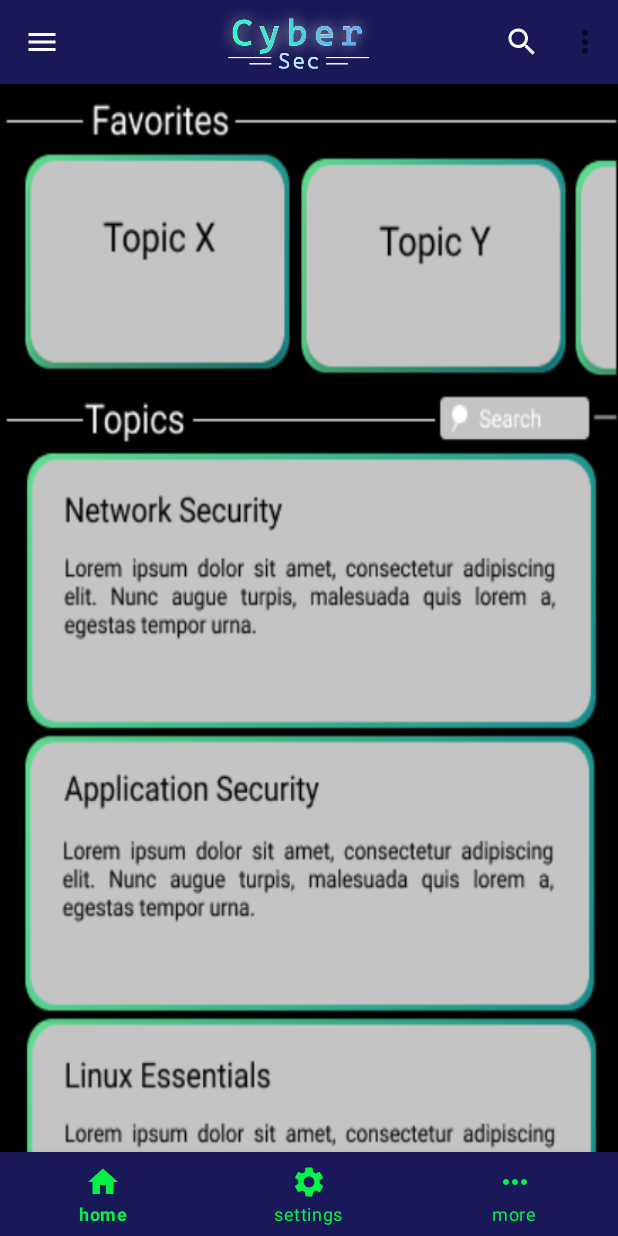
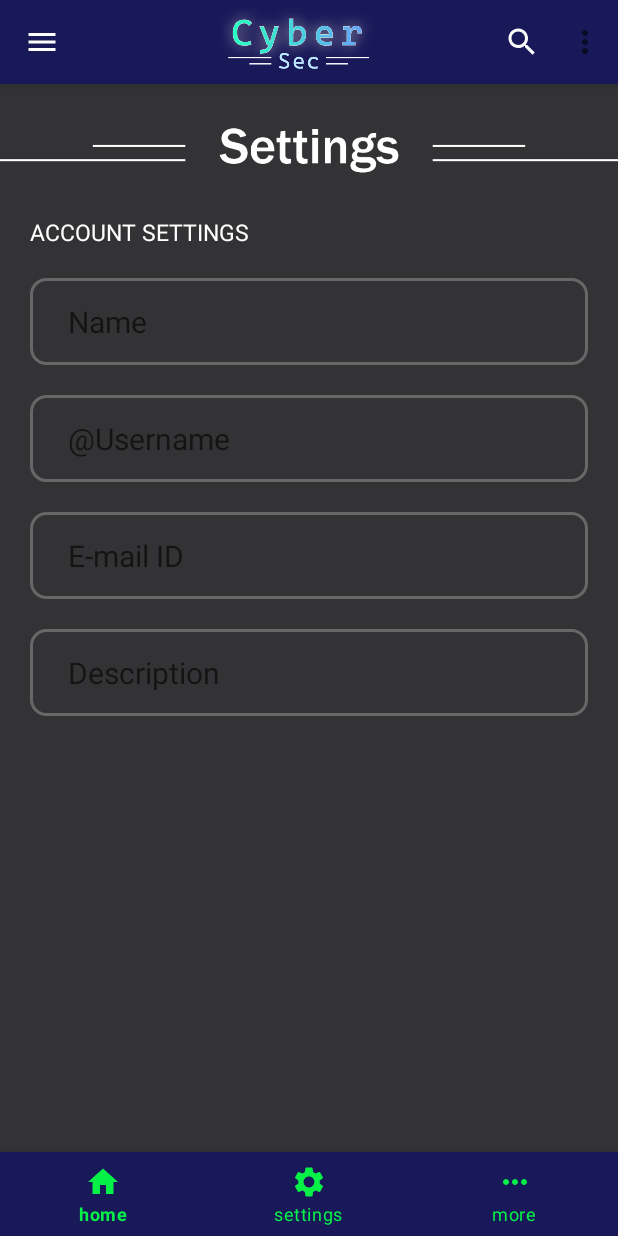
Before and after one commit to Dark-Knight11/CyberSec-App, an Android app: the screen it shows after launch (MainActivity), item 2 of the bottom bar chosen, on a phone screen of 412 x 824 dp. Run offline under Robolectric (Android 15) with nearby library versions, the phone set to English and light mode, and no system bars.

Commit message:
Formatting card view and Creating new Settings view

```diff
--- /dev/null
+++ b/app/src/main/res/drawable/my_border.xml
@@ -0,0 +1,21 @@
+<?xml version="1.0" encoding="utf-8"?>
+<shape xmlns:android="http://schemas.android.com/apk/res/android"
+    android:shape="rectangle" >
+
+    <!-- View background color -->
+    <solid
+        android:color="#00000000">
+    </solid>
+
+    <!-- View border color and width -->
+    <stroke
+        android:width="2dp"
+        android:color="#666868" >
+    </stroke>
+
+    <!-- The radius makes the corners rounded -->
+    <corners
+        android:radius="10dp"   >
+    </corners>
+
+</shape>
--- a/app/src/main/res/layout/fragment_settings.xml
+++ b/app/src/main/res/layout/fragment_settings.xml
@@ -4,19 +4,123 @@
     xmlns:tools="http://schemas.android.com/tools"
     android:layout_width="match_parent"
     android:layout_height="match_parent"
-    android:background="@color/black"
-    tools:context=".fragments.SettingsFragment">
+    android:background="#333335"
+    tools:context=".fragments.SettingsFragment"
+    tools:ignore="ExtraText">
 
     <ImageView
+        android:id="@+id/settingHeader"
+        android:layout_width="wrap_content"
+        android:layout_height="wrap_content"
+        android:src="@drawable/setting_header"
+        tools:layout_editor_absoluteX="0dp"
+        tools:layout_editor_absoluteY="-2dp"
+        app:layout_constraintTop_toTopOf="parent"
+        app:layout_constraintStart_toStartOf="parent"
+
+                />
+
+    <TextView
+        android:id="@+id/accountSettings"
+        android:layout_width="wrap_content"
+        android:layout_height="wrap_content"
+        android:text="ACCOUNT SETTINGS"
+        android:textSize="15sp"
+        android:textColor="#FFFFFF"
+        android:layout_marginStart="20dp"
+        app:layout_constraintTop_toBottomOf="@+id/settingHeader"
+        app:layout_constraintStart_toStartOf="parent"
+        />
+
+<!--    <TextView-->
+<!--        android:id="@+id/logout"-->
+<!--        android:layout_width="wrap_content"-->
+<!--        android:layout_height="50dp"-->
+<!--        android:layout_margin="25dp"-->
+<!--        android:layout_marginStart="92dp"-->
+<!--        android:layout_marginTop="352dp"-->
+<!--        android:background="@drawable/my_border"-->
+<!--        android:clickable="true"-->
+<!--        android:gravity="center_vertical"-->
+<!--        android:hapticFeedbackEnabled="true"-->
+<!--        android:paddingStart="15dp"-->
+<!--        android:paddingEnd="15dp"-->
+<!--        android:text="LOGOUT"-->
+<!--        android:textColor="#FFFFFF"-->
+<!--        android:textSize="25dp"-->
+<!--        app:layout_constraintStart_toStartOf="parent"-->
+<!--        app:layout_constraintTop_toBottomOf="@+id/accountSettings" />-->
+
+    <EditText
+        android:id="@+id/personName"
         android:layout_width="match_parent"
-        android:layout_height="match_parent"
-        android:importantForAccessibility="no"
-        android:scaleType="fitXY"
-        android:src="@drawable/frag2"
-        app:layout_constraintBottom_toBottomOf="parent"
-        app:layout_constraintEnd_toEndOf="parent"
+        android:layout_height="wrap_content"
+        android:ems="10"
+        android:layout_margin="20dp"
+        android:textColor="#000000"
+        android:textSize="20sp"
+        android:inputType="textPersonName"
+        android:hint="Name"
+        app:layout_constraintTop_toBottomOf="@id/accountSettings"
         app:layout_constraintStart_toStartOf="parent"
-        app:layout_constraintTop_toTopOf="parent"
-        tools:ignore="MissingConstraints" />
+        android:background="@drawable/my_border"
 
+        android:gravity="center_vertical"
+        android:paddingStart="25dp"
+        android:paddingTop="15dp"
+        android:paddingBottom="15dp"/>
+    <EditText
+        android:id="@+id/personUsername"
+        android:layout_width="match_parent"
+        android:layout_height="wrap_content"
+        android:ems="10"
+        android:layout_margin="20dp"
+        android:textColor="#000000"
+        android:textSize="20sp"
+        android:inputType="textPersonName"
+        android:hint="@Username"
+        app:layout_constraintTop_toBottomOf="@id/personName"
+        app:layout_constraintStart_toStartOf="parent"
+        android:background="@drawable/my_border"
+
+        android:gravity="center_vertical"
+        android:paddingStart="25dp"
+        android:paddingTop="15dp"
+        android:paddingBottom="15dp"/>
+    <EditText
+        android:id="@+id/personEmail"
+        android:layout_width="match_parent"
+        android:layout_height="wrap_content"
+        android:ems="10"
+        android:layout_margin="20dp"
+        android:textColor="#000000"
+        android:textSize="20sp"
+        android:inputType="textEmailAddress"
+        android:hint="E-mail ID"
+        app:layout_constraintTop_toBottomOf="@id/personUsername"
+        app:layout_constraintStart_toStartOf="parent"
+        android:background="@drawable/my_border"
+
+        android:gravity="center_vertical"
+        android:paddingStart="25dp"
+        android:paddingTop="15dp"
+        android:paddingBottom="15dp"/>
+    <EditText
+        android:id="@+id/personDesc"
+        android:layout_width="match_parent"
+        android:layout_height="wrap_content"
+        android:ems="10"
+        android:layout_margin="20dp"
+        android:textColor="#000000"
+        android:textSize="20sp"
+        android:inputType="text"
+        android:hint="Description"
+        app:layout_constraintTop_toBottomOf="@id/personEmail"
+        app:layout_constraintStart_toStartOf="parent"
+        android:background="@drawable/my_border"
+
+        android:gravity="center_vertical"
+        android:paddingStart="25dp"
+        android:paddingTop="15dp"
+        android:paddingBottom="15dp"/>
 </androidx.constraintlayout.widget.ConstraintLayout>
```
Also changed, not shown: app/src/main/res/drawable/setting_header.png (added).
